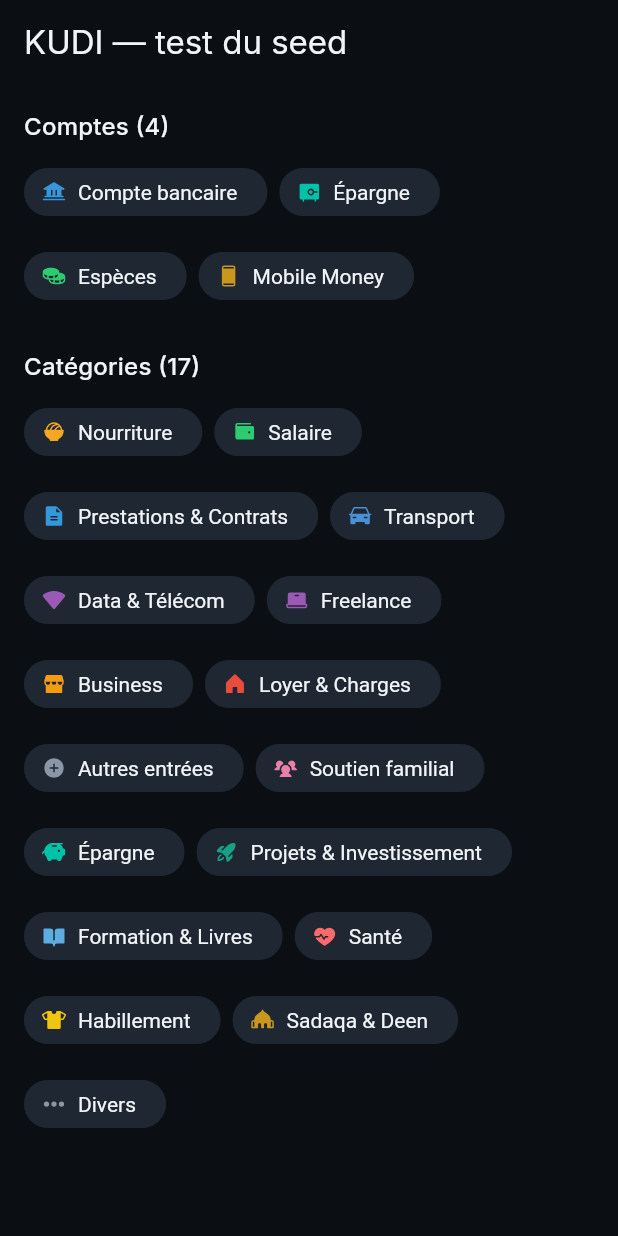
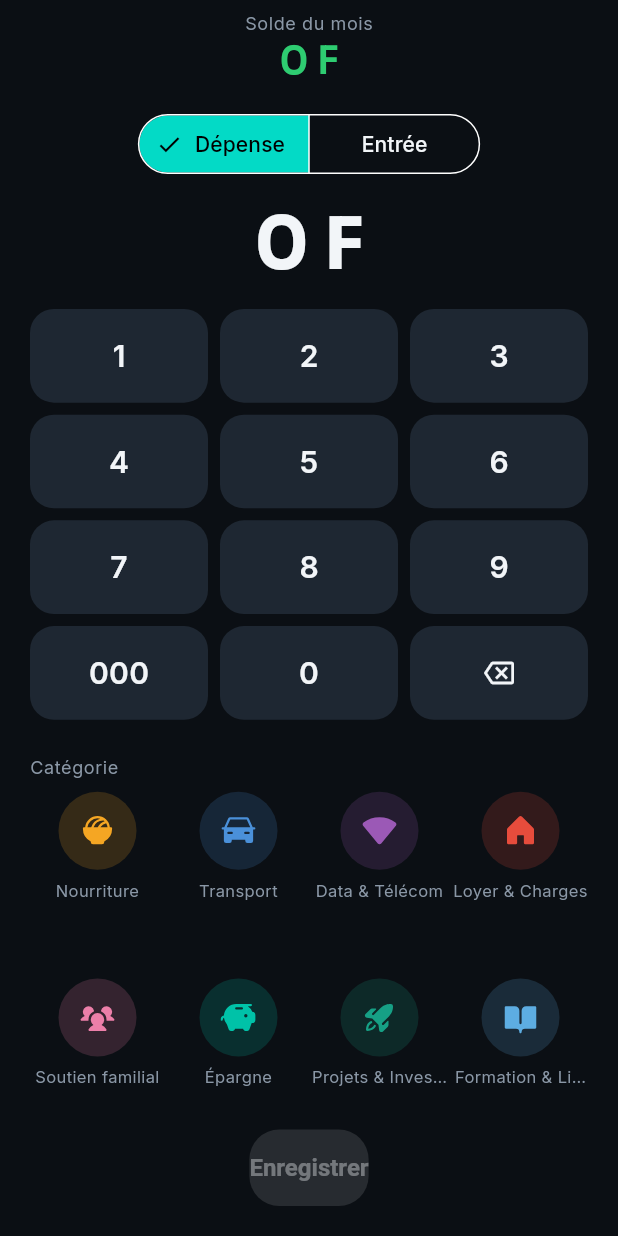
Before and after one commit to Phnix01/koudi_na, a Flutter app: the screen it shows after launch, on a phone screen of 412 x 824 dp. Run offline on Flutter 3.47's test engine with Material 3 defaults, Android fonts, the phone set to English and light mode, and no system bars; our stand-ins replace flutter_riverpod, google_fonts, hive_ce, hive_ce_flutter, phosphor_flutter; accounts and stored records are empty; statements that could not run were skipped.

Commit message:
feat: Ajouter l'écran de capture et les fonctionnalités associées pour la gestion des transactions

```diff
--- /dev/null
+++ b/lib/core/utils/couleur_utils.dart
@@ -0,0 +1,4 @@
+import 'package:flutter/painting.dart';
+
+/// Convertit une couleur stockée dans Hive (ex: `"#00C2A8"`) en [Color].
+Color depuisHex(String hex) => Color(int.parse(hex.replaceFirst('#', '0xFF')));
--- /dev/null
+++ b/lib/core/utils/formatters.dart
@@ -0,0 +1,8 @@
+import 'package:intl/intl.dart';
+
+/// Formate un montant en FCFA : entier, jamais de décimale, espace
+/// insécable comme séparateur de milliers (section 1.3). La locale
+/// `fr_FR` d'`intl` utilise déjà cet espace par défaut pour les milliers.
+String formaterMontant(int montant) {
+  return '${NumberFormat.decimalPattern('fr_FR').format(montant)} F';
+}
--- /dev/null
+++ b/lib/logic/providers/repositories_providers.dart
@@ -0,0 +1,13 @@
+import 'package:flutter_riverpod/flutter_riverpod.dart';
+
+import '../../data/repositories/categorie_repository.dart';
+import '../../data/repositories/compte_repository.dart';
+import '../../data/repositories/transaction_repository.dart';
+
+/// Un seul point de création pour chaque repository : les écrans ne
+/// font jamais `CategorieRepository()` eux-mêmes, ils lisent
+/// `ref.watch(categorieRepositoryProvider)`. Ça permettra plus tard de
+/// substituer un faux repository dans les tests sans toucher à l'UI.
+final categorieRepositoryProvider = Provider((ref) => CategorieRepository());
+final compteRepositoryProvider = Provider((ref) => CompteRepository());
+final transactionRepositoryProvider = Provider((ref) => TransactionRepository());
--- /dev/null
+++ b/lib/logic/services/calcul_solde.dart
@@ -0,0 +1,18 @@
+import '../../data/models/transaction.dart';
+import '../../data/models/type_mouvement.dart';
+
+/// Solde du mois en cours : entrées moins dépenses (section 4, écran A).
+/// Fonction pure — aucun accès à Hive ici — pour rester facilement
+/// testable indépendamment du stockage.
+int calculerSoldeDuMois(List<Transaction> transactions, {DateTime? maintenant}) {
+  final reference = maintenant ?? DateTime.now();
+  var solde = 0;
+  for (final transaction in transactions) {
+    final memeAnnee = transaction.date.year == reference.year;
+    final memeMois = transaction.date.month == reference.month;
+    if (memeAnnee && memeMois) {
+      solde += transaction.type == TypeMouvement.entree ? transaction.montant : -transaction.montant;
+    }
+  }
+  return solde;
+}
--- /dev/null
+++ b/lib/logic/services/tri_categories.dart
@@ -0,0 +1,30 @@
+import '../../data/models/categorie.dart';
+import '../../data/models/transaction.dart';
+
+/// Fait remonter en tête les catégories les plus utilisées sur les 30
+/// derniers jours (section 4, écran A) : à saisie répétée, les bonnes
+/// icônes arrivent sous le pouce sans qu'il faille chercher.
+List<Categorie> trierCategoriesParFrequence(
+  List<Categorie> categories,
+  List<Transaction> transactions, {
+  DateTime? maintenant,
+}) {
+  final reference = maintenant ?? DateTime.now();
+  final depuis = reference.subtract(const Duration(days: 30));
+
+  final compteurs = <String, int>{};
+  for (final transaction in transactions) {
+    if (transaction.date.isAfter(depuis)) {
+      compteurs[transaction.categorieId] = (compteurs[transaction.categorieId] ?? 0) + 1;
+    }
+  }
+
+  final resultat = [...categories];
+  resultat.sort((a, b) {
+    final frequenceA = compteurs[a.id] ?? 0;
+    final frequenceB = compteurs[b.id] ?? 0;
+    if (frequenceA != frequenceB) return frequenceB.compareTo(frequenceA);
+    return a.ordre.compareTo(b.ordre);
+  });
+  return resultat;
+}
--- a/lib/main.dart
+++ b/lib/main.dart
@@ -1,19 +1,20 @@
 import 'package:flutter/material.dart';
 import 'package:flutter_riverpod/flutter_riverpod.dart';
-import 'package:phosphor_flutter/phosphor_flutter.dart';
+import 'package:intl/date_symbol_data_local.dart';
 
-import 'core/constants/icones.dart';
 import 'core/theme/app_theme.dart';
 import 'data/hive_init.dart';
-import 'data/repositories/categorie_repository.dart';
-import 'data/repositories/compte_repository.dart';
+import 'ui/screens/capture_screen.dart';
 
 Future<void> main() async {
-  // Nécessaire dès qu'on fait un travail asynchrone (ici : ouvrir Hive
-  // et écrire le seed) avant runApp() : ça prépare le moteur Flutter à
-  // recevoir des appels de plugins natifs avant que l'UI n'existe.
+  // Nécessaire dès qu'on fait un travail asynchrone (ici : ouvrir Hive,
+  // charger les symboles de date fr_FR) avant runApp().
   WidgetsFlutterBinding.ensureInitialized();
   await initialiserHive();
+  // Charge les noms de mois/jours en français ("2 août" plutôt que
+  // "Aug 2") : sans cet appel, DateFormat('...', 'fr_FR') lève une
+  // exception au premier usage.
+  await initializeDateFormatting('fr_FR');
   runApp(const ProviderScope(child: MyApp()));
 }
 
@@ -28,53 +29,7 @@ class MyApp extends StatelessWidget {
       theme: AppTheme.dark,
       darkTheme: AppTheme.dark,
       themeMode: ThemeMode.dark,
-      home: const BancDEssaiSeed(),
+      home: const CaptureScreen(),
     );
   }
 }
-
-/// Écran temporaire pour vérifier que le seed (section 2.4) a bien
-/// peuplé les comptes et catégories par défaut. Sera remplacé par
-/// l'écran Capture à l'étape suivante.
-class BancDEssaiSeed extends StatelessWidget {
-  const BancDEssaiSeed({super.key});
-
-  @override
-  Widget build(BuildContext context) {
-    final comptes = CompteRepository().tous();
-    final categories = CategorieRepository().tous()..sort((a, b) => a.ordre.compareTo(b.ordre));
-
-    return Scaffold(
-      appBar: AppBar(title: const Text('KUDI — test du seed')),
-      body: ListView(
-        padding: const EdgeInsets.all(16),
-        children: [
-          Text('Comptes (${comptes.length})', style: Theme.of(context).textTheme.titleMedium),
-          const SizedBox(height: 8),
-          Wrap(spacing: 8, runSpacing: 8, children: comptes.map((c) => _PucePreview(libelle: c.libelle, iconeCode: c.iconeCode, couleurHex: c.couleurHex)).toList()),
-          const SizedBox(height: 24),
-          Text('Catégories (${categories.length})', style: Theme.of(context).textTheme.titleMedium),
-          const SizedBox(height: 8),
-          Wrap(spacing: 8, runSpacing: 8, children: categories.map((c) => _PucePreview(libelle: c.libelle, iconeCode: c.iconeCode, couleurHex: c.couleurHex)).toList()),
-        ],
-      ),
-    );
-  }
-}
-
-class _PucePreview extends StatelessWidget {
-  const _PucePreview({required this.libelle, required this.iconeCode, required this.couleurHex});
-
-  final String libelle;
-  final String iconeCode;
-  final String couleurHex;
-
-  @override
-  Widget build(BuildContext context) {
-    final couleur = Color(int.parse(couleurHex.replaceFirst('#', '0xFF')));
-    return Chip(
-      avatar: PhosphorIcon(icones[iconeCode] ?? PhosphorIconsFill.question, color: couleur, size: 18),
-      label: Text(libelle),
-    );
-  }
-}
--- /dev/null
+++ b/lib/ui/screens/capture_screen.dart
@@ -0,0 +1,107 @@
+import 'package:flutter/material.dart';
+import 'package:flutter/services.dart';
+import 'package:flutter_riverpod/flutter_riverpod.dart';
+import 'package:uuid/uuid.dart';
+
+import '../../core/theme/app_colors.dart';
+import '../../core/utils/formatters.dart';
+import '../../data/models/transaction.dart';
+import '../../data/models/type_mouvement.dart';
+import '../../logic/providers/capture_form_provider.dart';
+import '../../logic/providers/repositories_providers.dart';
+import '../widgets/grille_categories.dart';
+import '../widgets/note_et_date.dart';
+import '../widgets/pave_numerique.dart';
+import '../widgets/selecteur_compte.dart';
+import '../widgets/solde_du_mois.dart';
+
+/// Écran A du cahier des charges : la capture, cœur de l'application.
+/// Parcours cible (section 4) : ouvrir → taper le montant → taper la
+/// catégorie → enregistré, trois gestes, moins de 10 secondes.
+class CaptureScreen extends ConsumerWidget {
+  const CaptureScreen({super.key});
+
+  Future<void> _enregistrer(WidgetRef ref) async {
+    final form = ref.read(captureFormProvider);
+    final transaction = Transaction(
+      id: const Uuid().v4(),
+      date: form.date,
+      type: form.type,
+      montant: form.montant,
+      categorieId: form.categorieId!,
+      compteId: form.compteId,
+      note: form.note.isEmpty ? null : form.note,
+    );
+    await ref.read(transactionRepositoryProvider).ajouter(transaction);
+    // Le retour haptique remplace un dialogue de confirmation (section 3.3) :
+    // aucune étape supplémentaire ne doit retarder la saisie suivante.
+    HapticFeedback.lightImpact();
+    ref.read(captureFormProvider.notifier).reinitialiserApresEnregistrement();
+  }
+
+  @override
+  Widget build(BuildContext context, WidgetRef ref) {
+    final montant = ref.watch(captureFormProvider.select((form) => form.montant));
+    final type = ref.watch(captureFormProvider.select((form) => form.type));
+    final categorieId = ref.watch(captureFormProvider.select((form) => form.categorieId));
+    final peutEnregistrer = montant > 0 && categorieId != null;
+
+    return Scaffold(
+      body: SafeArea(
+        child: Column(
+          children: [
+            const Padding(padding: EdgeInsets.only(top: 8), child: SoldeDuMois()),
+            Expanded(
+              child: SingleChildScrollView(
+                padding: const EdgeInsets.symmetric(horizontal: 20),
+                child: Column(
+                  crossAxisAlignment: CrossAxisAlignment.stretch,
+                  children: [
+                    const SizedBox(height: 16),
+                    // SegmentedButton plutôt que deux boutons juxtaposés :
+                    // c'est le widget Material 3 dédié à un choix unique
+                    // parmi 2 à 4 options, avec l'accessibilité intégrée.
+                    Center(
+                      child: SegmentedButton<TypeMouvement>(
+                        segments: const [
+                          ButtonSegment(value: TypeMouvement.depense, label: Text('Dépense')),
+                          ButtonSegment(value: TypeMouvement.entree, label: Text('Entrée')),
+                        ],
+                        selected: {type},
+                        onSelectionChanged: (selection) {
+                          ref.read(captureFormProvider.notifier).choisirType(selection.first);
+                        },
+                      ),
+                    ),
+                    const SizedBox(height: 16),
+                    Text(formaterMontant(montant), textAlign: TextAlign.center, style: Theme.of(context).textTheme.displayLarge),
+                    const SizedBox(height: 16),
+                    const PaveNumerique(),
+                    const SizedBox(height: 24),
+                    Text('Catégorie', style: Theme.of(context).textTheme.bodySmall?.copyWith(color: AppColors.textMuted)),
+                    const SizedBox(height: 8),
+                    const GrilleCategories(),
+                    const SizedBox(height: 24),
+                    Text('Compte', style: Theme.of(context).textTheme.bodySmall?.copyWith(color: AppColors.textMuted)),
+                    const SizedBox(height: 8),
+                    const SelecteurCompte(),
+                    const SizedBox(height: 16),
+                    const NoteEtDate(),
+                    const SizedBox(height: 16),
+                  ],
+                ),
+              ),
+            ),
+            Padding(
+              padding: const EdgeInsets.fromLTRB(20, 8, 20, 20),
+              child: ElevatedButton(
+                onPressed: peutEnregistrer ? () => _enregistrer(ref) : null,
+                child: const Text('Enregistrer'),
+              ),
+            ),
+          ],
+        ),
+      ),
+    );
+  }
+}
--- /dev/null
+++ b/lib/ui/widgets/grille_categories.dart
@@ -0,0 +1,102 @@
+import 'package:flutter/material.dart';
+import 'package:flutter_riverpod/flutter_riverpod.dart';
+import 'package:phosphor_flutter/phosphor_flutter.dart';
+
+import '../../core/constants/icones.dart';
+import '../../core/theme/app_colors.dart';
+import '../../core/utils/couleur_utils.dart';
+import '../../data/models/categorie.dart';
+import '../../logic/providers/capture_form_provider.dart';
+import '../../logic/providers/repositories_providers.dart';
+import '../../logic/services/tri_categories.dart';
+
+/// Grille de catégories, 4 par ligne (section 4). Enveloppée dans un
+/// `ValueListenableBuilder` sur la Box des transactions : dès qu'une
+/// transaction est enregistrée, le tri par fréquence se recalcule tout
+/// seul, sans action de l'utilisateur.
+class GrilleCategories extends ConsumerWidget {
+  const GrilleCategories({super.key});
+
+  @override
+  Widget build(BuildContext context, WidgetRef ref) {
+    final type = ref.watch(captureFormProvider.select((form) => form.type));
+    final categorieSelectionneeId = ref.watch(captureFormProvider.select((form) => form.categorieId));
+    final categorieRepo = ref.watch(categorieRepositoryProvider);
+    final transactionRepo = ref.watch(transactionRepositoryProvider);
+
+    final categories = categorieRepo.tous().where((c) => c.type == type && c.active).toList();
+
+    return ValueListenableBuilder(
+      valueListenable: transactionRepo.listenable(),
+      builder: (context, _, _) {
+        final categoriesTriees = trierCategoriesParFrequence(categories, transactionRepo.tous());
+        return GridView.builder(
+          shrinkWrap: true,
+          physics: const NeverScrollableScrollPhysics(),
+          gridDelegate: const SliverGridDelegateWithFixedCrossAxisCount(
+            crossAxisCount: 4,
+            mainAxisSpacing: 12,
+            crossAxisSpacing: 4,
+            childAspectRatio: 0.8,
+          ),
+          itemCount: categoriesTriees.length,
+          itemBuilder: (context, index) {
+            final categorie = categoriesTriees[index];
+            return _TuileCategorie(
+              categorie: categorie,
+              selectionnee: categorie.id == categorieSelectionneeId,
+              onTap: () => ref.read(captureFormProvider.notifier).choisirCategorie(categorie.id),
+            );
+          },
+        );
+      },
+    );
+  }
+}
+
+class _TuileCategorie extends StatelessWidget {
+  const _TuileCategorie({required this.categorie, required this.selectionnee, required this.onTap});
+
+  final Categorie categorie;
+  final bool selectionnee;
+  final VoidCallback onTap;
+
+  @override
+  Widget build(BuildContext context) {
+    final couleur = depuisHex(categorie.couleurHex);
+    return InkWell(
+      borderRadius: BorderRadius.circular(16),
+      onTap: onTap,
+      child: Column(
+        mainAxisSize: MainAxisSize.min,
+        children: [
+          AnimatedContainer(
+            duration: const Duration(milliseconds: 150),
+            width: 52,
+            height: 52,
+            decoration: BoxDecoration(
+              color: selectionnee ? couleur : couleur.withValues(alpha: 0.18),
+              shape: BoxShape.circle,
+              border: selectionnee ? Border.all(color: couleur, width: 2) : null,
+            ),
+            child: Center(
+              child: PhosphorIcon(
+                icones[categorie.iconeCode] ?? PhosphorIconsFill.question,
+                color: selectionnee ? AppColors.bg : couleur,
+                size: 24,
+              ),
+            ),
+          ),
+          const SizedBox(height: 6),
+          Text(
+            categorie.libelle,
+            textAlign: TextAlign.center,
+            maxLines: 1,
+            overflow: TextOverflow.ellipsis,
+            style: TextStyle(fontSize: 11, color: selectionnee ? AppColors.textPrimary : AppColors.textMuted),
+          ),
+        ],
+      ),
+    );
+  }
+}
--- /dev/null
+++ b/lib/ui/widgets/pave_numerique.dart
@@ -0,0 +1,71 @@
+import 'package:flutter/material.dart';
+import 'package:flutter/services.dart';
+import 'package:flutter_riverpod/flutter_riverpod.dart';
+
+import '../../core/theme/app_colors.dart';
+import '../../logic/providers/capture_form_provider.dart';
+
+/// Pavé numérique personnalisé (section 4) : le clavier système est
+/// trop lent et trop petit pour la règle des 10 secondes. `000` en bas
+/// à gauche complète les montants ronds (2 puis 000 → 2000) sans avoir
+/// à taper chaque zéro.
+class PaveNumerique extends ConsumerWidget {
+  const PaveNumerique({super.key});
+
+  static const _touches = ['1', '2', '3', '4', '5', '6', '7', '8', '9', '000', '0', '⌫'];
+
+  @override
+  Widget build(BuildContext context, WidgetRef ref) {
+    final notifier = ref.read(captureFormProvider.notifier);
+
+    return GridView.count(
+      crossAxisCount: 3,
+      shrinkWrap: true,
+      physics: const NeverScrollableScrollPhysics(),
+      mainAxisSpacing: 8,
+      crossAxisSpacing: 8,
+      childAspectRatio: 1.9,
+      children: _touches.map((touche) {
+        return _ToucheNumerique(
+          libelle: touche,
+          onTap: () {
+            HapticFeedback.selectionClick();
+            if (touche == '⌫') {
+              notifier.effacerDernierChiffre();
+            } else {
+              notifier.ajouterChiffre(touche);
+            }
+          },
+        );
+      }).toList(),
+    );
+  }
+}
+
+class _ToucheNumerique extends StatelessWidget {
+  const _ToucheNumerique({required this.libelle, required this.onTap});
+
+  final String libelle;
+  final VoidCallback onTap;
+
+  @override
+  Widget build(BuildContext context) {
+    final estEffacer = libelle == '⌫';
+    return Material(
+      color: AppColors.surfaceHigh,
+      borderRadius: BorderRadius.circular(16),
+      child: InkWell(
+        borderRadius: BorderRadius.circular(16),
+        onTap: onTap,
+        child: Center(
+          child: estEffacer
+              ? const Icon(Icons.backspace_outlined, color: AppColors.textPrimary, size: 20)
+              : Text(
+                  libelle,
+                  style: const TextStyle(fontSize: 20, fontWeight: FontWeight.w600, color: AppColors.textPrimary),
+                ),
+        ),
+      ),
+    );
+  }
+}
--- /dev/null
+++ b/lib/ui/widgets/solde_du_mois.dart
@@ -0,0 +1,50 @@
+import 'package:flutter/material.dart';
+import 'package:flutter_riverpod/flutter_riverpod.dart';
+
+import '../../core/theme/app_colors.dart';
+import '../../core/utils/formatters.dart';
+import '../../logic/providers/repositories_providers.dart';
+import '../../logic/services/calcul_solde.dart';
+
+/// Solde du mois, discret en haut de l'écran Capture (section 4). Ce
+/// widget ne dépend que de la Box des transactions, jamais du
+/// formulaire de saisie : taper un chiffre sur le pavé ne déclenche
+/// donc jamais son animation d'entrée.
+class SoldeDuMois extends ConsumerWidget {
+  const SoldeDuMois({super.key});
+
+  @override
+  Widget build(BuildContext context, WidgetRef ref) {
+    final transactionRepo = ref.watch(transactionRepositoryProvider);
+
+    return ValueListenableBuilder(
+      valueListenable: transactionRepo.listenable(),
+      builder: (context, _, _) {
+        final solde = calculerSoldeDuMois(transactionRepo.tous());
+        return Column(
+          children: [
+            Text(
+              'Solde du mois',
+              style: Theme.of(context).textTheme.bodySmall?.copyWith(color: AppColors.textMuted),
+            ),
+            // Le compteur défile de 0 à sa valeur en 600 ms (section 3.2) :
+            // TweenAnimationBuilder rejoue cette interpolation à chaque
+            // rebuild déclenché par une nouvelle transaction.
+            TweenAnimationBuilder<int>(
+              tween: IntTween(begin: 0, end: solde),
+              duration: const Duration(milliseconds: 600),
+              builder: (context, valeur, _) {
+                return Text(
+                  formaterMontant(valeur),
+                  style: Theme.of(
+                    context,
+                  ).textTheme.displaySmall?.copyWith(color: solde >= 0 ? AppColors.positive : AppColors.negative),
+                );
+              },
+            ),
+          ],
+        );
+      },
+    );
+  }
+}
--- a/pubspec.yaml
+++ b/pubspec.yaml
@@ -55,6 +55,11 @@ dependencies:
 
   # Jeu d'icônes pour la grille de catégories de l'écran Capture.
   phosphor_flutter: ^2.1.0
+
+  # Génère un identifiant unique pour chaque transaction créée par
+  # l'utilisateur (les entrées du seed utilisent des slugs fixes, pas
+  # ça — voir la note dans seed_initial.dart).
+  uuid: ^4.6.0
 
 dev_dependencies:
   flutter_test:
```
Also changed, not shown: lib/data/repositories/transaction_repository.dart (added, +20 -0 lines), lib/logic/providers/capture_form_provider.dart (added, +100 -0 lines), lib/ui/widgets/note_et_date.dart (added, +93 -0 lines), lib/ui/widgets/selecteur_compte.dart (added, +38 -0 lines), pubspec.lock.
